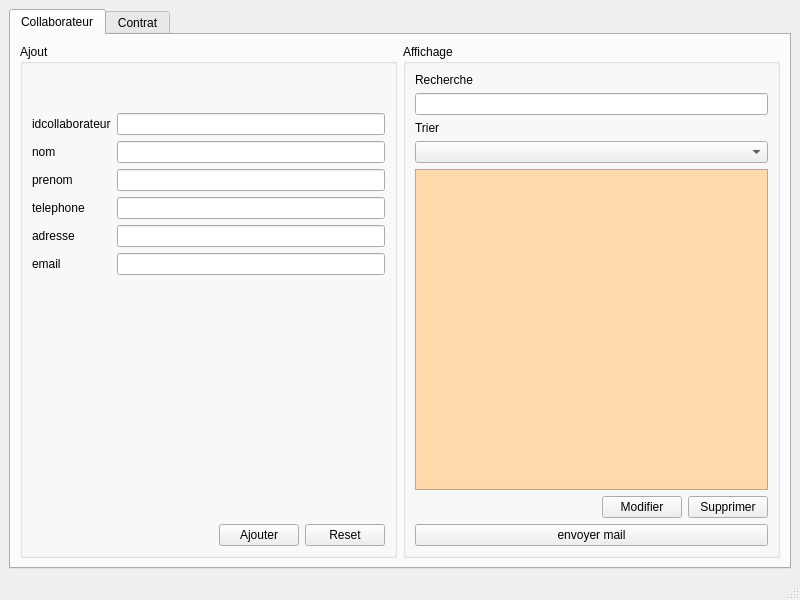
This is mainwindow.ui in saraelarbi/PlanResto as Qt 5 draws it before an edit. The edited form follows.
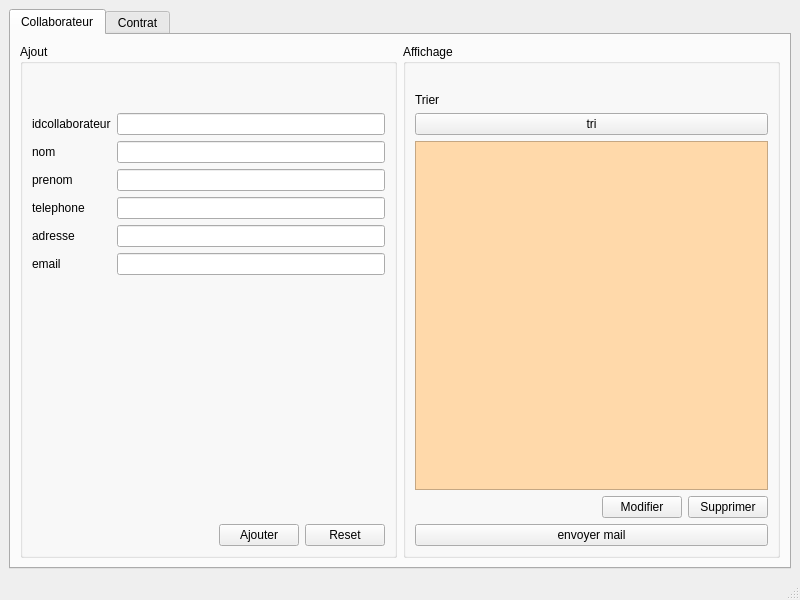
This is the edited form.

Diff of the .ui file:
```diff
--- a/mainwindow.ui
+++ b/mainwindow.ui
@@ -189,13 +189,10 @@
                <item>
                 <widget class="QLabel" name="recherche_collab">
                  <property name="text">
-                  <string>Recherche</string>
+                  <string/>
                  </property>
                 </widget>
                </item>
-               <item>
-                <widget class="QLineEdit" name="lineEdit_6"/>
-               </item>
                <item>
                 <widget class="QLabel" name="trier_collab">
                  <property name="text">
@@ -204,7 +201,11 @@
                 </widget>
                </item>
                <item>
-                <widget class="QComboBox" name="comboBox_2"/>
+                <widget class="QPushButton" name="tri">
+                 <property name="text">
+                  <string>tri</string>
+                 </property>
+                </widget>
                </item>
                <item>
                 <widget class="QTableView" name="tab_collab">
```
